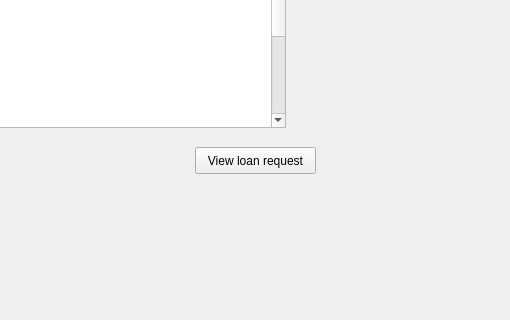
The window that ui/mainwindow.ui (Jumba/decentralized-mortgage-market) describes before a commit, drawn with Qt 5; both pictures show x 345 to 855 and y 213 to 533 of the 855 by 655 pixel window.
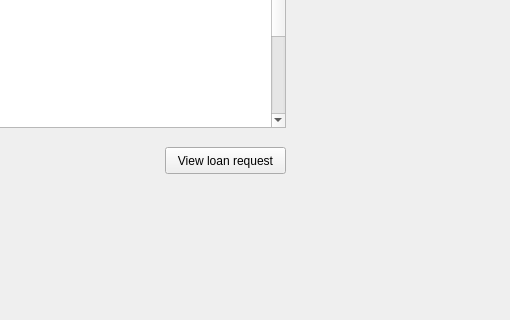
The same window after the commit. The open tabs and pages were chosen to show the change.

Commit message: Pending Loan Request 1 screen view and controls

The edit to the form file:
```diff
--- a/ui/mainwindow.ui
+++ b/ui/mainwindow.ui
@@ -2,6 +2,9 @@
 <ui version="4.0">
  <class>StackedWidget</class>
  <widget class="QStackedWidget" name="StackedWidget">
+  <property name="enabled">
+   <bool>true</bool>
+  </property>
   <property name="geometry">
    <rect>
     <x>0</x>
@@ -1314,7 +1317,7 @@
    <widget class="QPushButton" name="fiplr1_pushbutton">
     <property name="geometry">
      <rect>
-      <x>540</x>
+      <x>510</x>
       <y>360</y>
       <width>121</width>
       <height>27</height>
```
Left out of the diff: 73 changed lines with no effect on the pictures. The commit also changes 2 other files.
